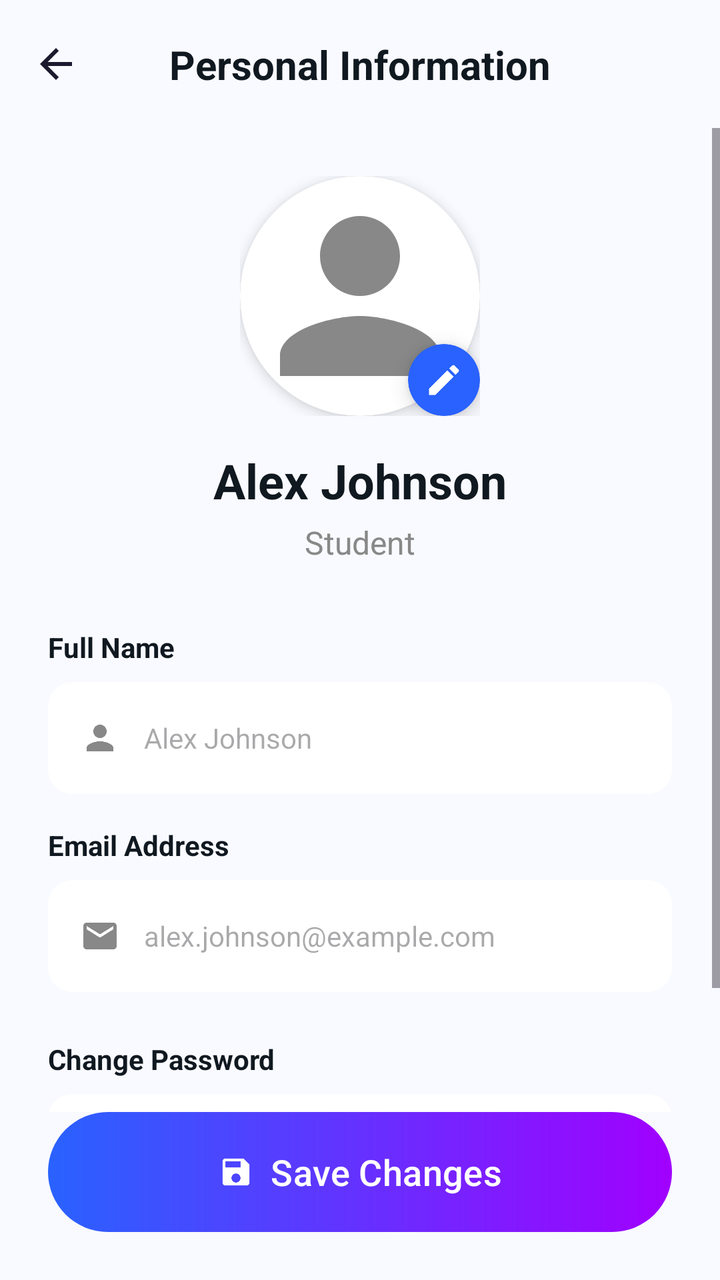
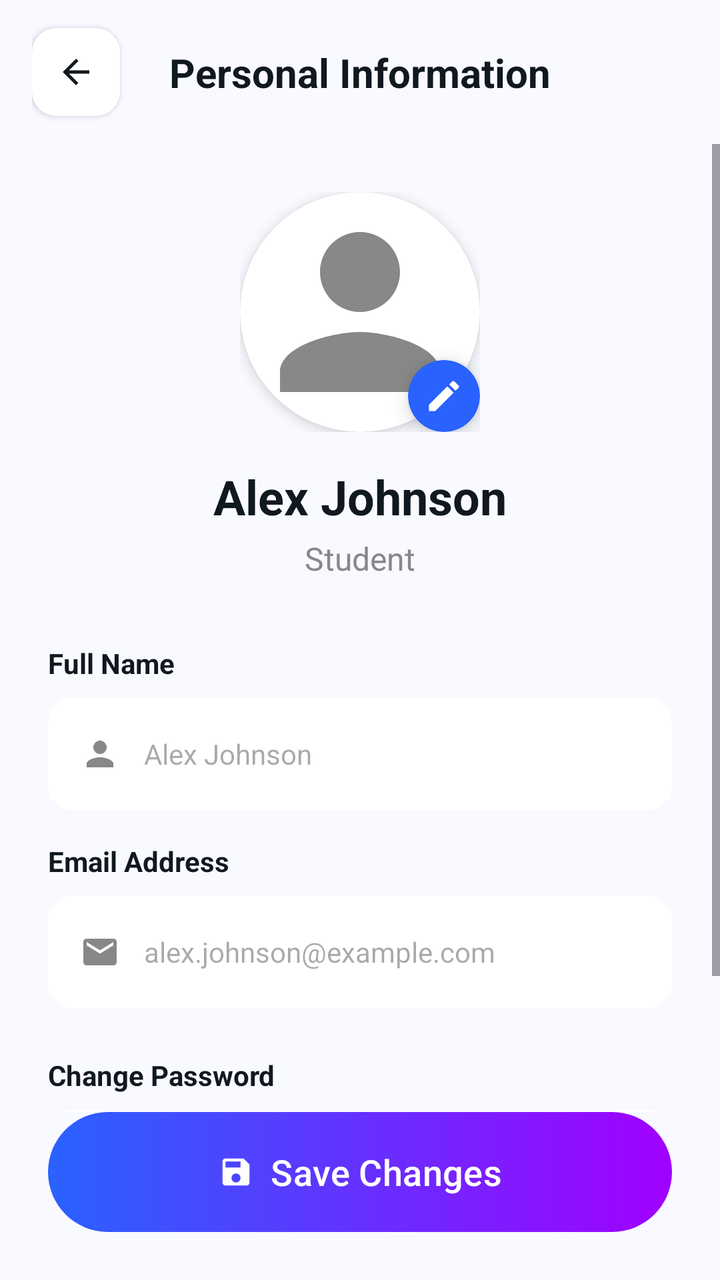

Before-and-after screenshots of an Android layout around one commit, followed by the original layout XML and the change that was made.
<!-- AndroidManifest.xml: application theme Theme.Mirixa -->
<!-- res/layout/activity_personal_information.xml -->
<?xml version="1.0" encoding="utf-8"?>
<androidx.constraintlayout.widget.ConstraintLayout xmlns:android="http://schemas.android.com/apk/res/android"
    xmlns:app="http://schemas.android.com/apk/res-auto"
    xmlns:tools="http://schemas.android.com/tools"
    android:layout_width="match_parent"
    android:layout_height="match_parent"
    android:background="@color/bg_light">

    
    <androidx.constraintlayout.widget.ConstraintLayout
        android:id="@+id/top_bar"
        android:layout_width="match_parent"
        android:layout_height="64dp"
        android:paddingHorizontal="16dp"
        app:layout_constraintTop_toTopOf="parent">

        <ImageView
            android:id="@+id/btn_back"
            android:layout_width="24dp"
            android:layout_height="24dp"
            android:src="@drawable/ic_back"
            app:layout_constraintBottom_toBottomOf="parent"
            app:layout_constraintStart_toStartOf="parent"
            app:layout_constraintTop_toTopOf="parent" />

        <TextView
            android:layout_width="wrap_content"
            android:layout_height="wrap_content"
            android:text="Personal Information"
            android:textColor="@color/text_dark"
            android:textSize="20sp"
            android:textStyle="bold"
            app:layout_constraintBottom_toBottomOf="parent"
            app:layout_constraintEnd_toEndOf="parent"
            app:layout_constraintStart_toStartOf="parent"
            app:layout_constraintTop_toTopOf="parent" />
    </androidx.constraintlayout.widget.ConstraintLayout>

    <ScrollView
        android:layout_width="match_parent"
        android:layout_height="0dp"
        app:layout_constraintBottom_toTopOf="@id/btn_save"
        app:layout_constraintTop_toBottomOf="@id/top_bar">

        <LinearLayout
            android:layout_width="match_parent"
            android:layout_height="wrap_content"
            android:gravity="center_horizontal"
            android:orientation="vertical"
            android:padding="24dp">

            
            <androidx.constraintlayout.widget.ConstraintLayout
                android:layout_width="wrap_content"
                android:layout_height="wrap_content">

                <androidx.cardview.widget.CardView
                    android:id="@+id/cv_profile_pic"
                    android:layout_width="120dp"
                    android:layout_height="120dp"
                    app:cardCornerRadius="60dp"
                    app:cardElevation="4dp"
                    app:layout_constraintBottom_toBottomOf="parent"
                    app:layout_constraintEnd_toEndOf="parent"
                    app:layout_constraintStart_toStartOf="parent"
                    app:layout_constraintTop_toTopOf="parent">

                    <ImageView
                        android:id="@+id/iv_profile"
                        android:layout_width="match_parent"
                        android:layout_height="match_parent"
                        android:scaleType="centerCrop"
                        android:src="@drawable/ic_person" />
                </androidx.cardview.widget.CardView>

                <androidx.cardview.widget.CardView
                    android:layout_width="36dp"
                    android:layout_height="36dp"
                    app:cardBackgroundColor="@color/primary_blue"
                    app:cardCornerRadius="18dp"
                    app:cardElevation="6dp"
                    app:layout_constraintBottom_toBottomOf="@id/cv_profile_pic"
                    app:layout_constraintEnd_toEndOf="@id/cv_profile_pic">

                    <ImageView
                        android:layout_width="match_parent"
                        android:layout_height="match_parent"
                        android:padding="8dp"
                        android:src="@drawable/ic_edit"
                        app:tint="@color/white" />
                </androidx.cardview.widget.CardView>
            </androidx.constraintlayout.widget.ConstraintLayout>

            <TextView
                android:id="@+id/tv_name_display"
                android:layout_width="wrap_content"
                android:layout_height="wrap_content"
                android:layout_marginTop="16dp"
                android:text="Alex Johnson"
                android:textColor="@color/text_dark"
                android:textSize="24sp"
                android:textStyle="bold" />

            <TextView
                android:id="@+id/tv_role"
                android:layout_width="wrap_content"
                android:layout_height="wrap_content"
                android:layout_marginTop="4dp"
                android:text="Student"
                android:textColor="#888888"
                android:textSize="16sp" />

            
            <LinearLayout
                android:layout_width="match_parent"
                android:layout_height="wrap_content"
                android:layout_marginTop="32dp"
                android:orientation="vertical">

                <TextView
                    android:layout_width="wrap_content"
                    android:layout_height="wrap_content"
                    android:text="Full Name"
                    android:textColor="@color/text_dark"
                    android:textStyle="bold" />

                <androidx.cardview.widget.CardView
                    android:layout_width="match_parent"
                    android:layout_height="56dp"
                    android:layout_marginTop="8dp"
                    app:cardBackgroundColor="@color/white"
                    app:cardCornerRadius="12dp"
                    app:cardElevation="0dp">

                    <LinearLayout
                        android:layout_width="match_parent"
                        android:layout_height="match_parent"
                        android:gravity="center_vertical"
                        android:orientation="horizontal"
                        android:paddingHorizontal="16dp">

                        <ImageView
                            android:layout_width="20dp"
                            android:layout_height="20dp"
                            android:src="@drawable/ic_person"
                            app:tint="#888888" />

                        <EditText
                            android:id="@+id/et_full_name"
                            android:layout_width="match_parent"
                            android:layout_height="match_parent"
                            android:layout_marginStart="12dp"
                            android:background="@null"
                            android:hint="Alex Johnson"
                            android:inputType="textPersonName"
                            android:textSize="14sp" />
                    </LinearLayout>
                </androidx.cardview.widget.CardView>

                <TextView
                    android:layout_width="wrap_content"
                    android:layout_height="wrap_content"
                    android:layout_marginTop="16dp"
                    android:text="Email Address"
                    android:textColor="@color/text_dark"
                    android:textStyle="bold" />

                <androidx.cardview.widget.CardView
                    android:layout_width="match_parent"
                    android:layout_height="56dp"
                    android:layout_marginTop="8dp"
                    app:cardBackgroundColor="@color/white"
                    app:cardCornerRadius="12dp"
                    app:cardElevation="0dp">

                    <LinearLayout
                        android:layout_width="match_parent"
                        android:layout_height="match_parent"
                        android:gravity="center_vertical"
                        android:orientation="horizontal"
                        android:paddingHorizontal="16dp">

                        <ImageView
                            android:layout_width="20dp"
                            android:layout_height="20dp"
                            android:src="@drawable/ic_email"
                            app:tint="#888888" />

                        <EditText
                            android:id="@+id/et_email"
                            android:layout_width="match_parent"
                            android:layout_height="match_parent"
                            android:layout_marginStart="12dp"
                            android:background="@null"
                            android:enabled="false"
                            android:hint="alex.johnson@example.com"
                            android:inputType="textEmailAddress"
                            android:textSize="14sp" />
                    </LinearLayout>
                </androidx.cardview.widget.CardView>

                <TextView
                    android:layout_width="wrap_content"
                    android:layout_height="wrap_content"
                    android:layout_marginTop="24dp"
                    android:text="Change Password"
                    android:textColor="@color/text_dark"
                    android:textStyle="bold" />

                <androidx.cardview.widget.CardView
                    android:layout_width="match_parent"
                    android:layout_height="56dp"
                    android:layout_marginTop="8dp"
                    app:cardBackgroundColor="@color/white"
                    app:cardCornerRadius="12dp"
                    app:cardElevation="0dp">

                    <LinearLayout
                        android:layout_width="match_parent"
                        android:layout_height="match_parent"
                        android:gravity="center_vertical"
                        android:orientation="horizontal"
                        android:paddingHorizontal="16dp">

                        <ImageView
                            android:layout_width="20dp"
                            android:layout_height="20dp"
                            android:src="@drawable/ic_lock"
                            app:tint="#888888" />

                        <EditText
                            android:id="@+id/et_new_password"
                            android:layout_width="0dp"
                            android:layout_height="match_parent"
                            android:layout_marginStart="12dp"
                            android:layout_weight="1"
                            android:background="@null"
                            android:hint="Enter new password"
                            android:inputType="textPassword"
                            android:textSize="14sp" />

                        <TextView
                            android:id="@+id/btn_change_pass"
                            android:layout_width="wrap_content"
                            android:layout_height="wrap_content"
                            android:text="Change"
                            android:textColor="@color/primary_blue"
                            android:textStyle="bold" />
                    </LinearLayout>
                </androidx.cardview.widget.CardView>

            </LinearLayout>
        </LinearLayout>
    </ScrollView>

    <com.google.android.material.button.MaterialButton
        android:id="@+id/btn_save"
        android:layout_width="match_parent"
        android:layout_height="60dp"
        android:layout_margin="24dp"
        android:background="@drawable/button_gradient"
        android:text="Save Changes"
        android:textAllCaps="false"
        android:textColor="@color/white"
        android:textSize="18sp"
        app:backgroundTint="@null"
        app:cornerRadius="30dp"
        app:icon="@drawable/ic_save"
        app:iconGravity="textStart"
        app:iconPadding="8dp"
        app:layout_constraintBottom_toBottomOf="parent" />

</androidx.constraintlayout.widget.ConstraintLayout>
<!-- resources referenced by this layout -->
<resources>
  <color name="bg_light">#F9FAFF</color>
  <color name="primary_blue">#2962FF</color>
  <color name="text_dark">#101820</color>
  <color name="white">#FFFFFFFF</color>
  <!-- drawable button_gradient (drawable) -->
  <?xml version="1.0" encoding="utf-8"?>
  <shape xmlns:android="http://schemas.android.com/apk/res/android"
      android:shape="rectangle">
      <gradient
          android:angle="0"
          android:endColor="@color/button_gradient_end"
          android:startColor="@color/button_gradient_start"
          android:type="linear" />
      <corners android:radius="30dp" />
  </shape>
  <!-- drawable ic_back (drawable) -->
  <vector xmlns:android="http://schemas.android.com/apk/res/android"
      android:width="24dp"
      android:height="24dp"
      android:viewportWidth="24"
      android:viewportHeight="24">
    <path
        android:fillColor="#1A1A2E"
        android:pathData="M20,11H7.83l5.59,-5.59L12,4l-8,8 8,8 1.41,-1.41L7.83,13H20v-2z"/>
  </vector>
  <!-- drawable ic_edit (drawable) -->
  <vector xmlns:android="http://schemas.android.com/apk/res/android"
      android:width="24dp"
      android:height="24dp"
      android:viewportWidth="24"
      android:viewportHeight="24">
    <path
        android:fillColor="#1A1A2E"
        android:pathData="M3,17.25V21h3.75L17.81,9.94l-3.75,-3.75L3,17.25zM20.71,7.04c0.39,-0.39 0.39,-1.02 0,-1.41l-2.34,-2.34c-0.39,-0.39 -1.02,-0.39 -1.41,0l-1.83,1.83 3.75,3.75 1.83,-1.83z"/>
  </vector>
  <!-- drawable ic_email (drawable) -->
  <vector xmlns:android="http://schemas.android.com/apk/res/android"
      android:width="24dp"
      android:height="24dp"
      android:viewportWidth="24"
      android:viewportHeight="24">
    <path
        android:fillColor="#888888"
        android:pathData="M20,4L4,4c-1.1,0 -2,0.9 -2,2v12c0,1.1 0.9,2 2,2h16c1.1,0 2,-0.9 2,-2L22,6c0,-1.1 -0.9,-2 -2,-2zM20,8l-8,5 -8,-5L4,6l8,5 8,-5v2z"/>
  </vector>
  <!-- drawable ic_lock (drawable) -->
  <vector xmlns:android="http://schemas.android.com/apk/res/android"
      android:width="24dp"
      android:height="24dp"
      android:viewportWidth="24"
      android:viewportHeight="24">
    <path
        android:fillColor="#888888"
        android:pathData="M18,8h-1L17,6c0,-2.76 -2.24,-5 -5,-5S7,3.24 7,6v2L6,8c-1.1,0 -2,0.9 -2,2v10c0,1.1 0.9,2 2,2h12c1.1,0 2,-0.9 2,-2L20,10c0,-1.1 -0.9,-2 -2,-2zM9,6c0,-1.66 1.34,-3 3,-3s3,1.34 3,3v2L9,8L9,6zM12,17c-1.1,0 -2,-0.9 -2,-2s0.9,-2 2,-2 2,0.9 2,2 -0.9,2 -2,2z"/>
  </vector>
  <!-- drawable ic_person (drawable) -->
  <vector xmlns:android="http://schemas.android.com/apk/res/android"
      android:width="24dp"
      android:height="24dp"
      android:viewportWidth="24"
      android:viewportHeight="24">
    <path
        android:fillColor="#888888"
        android:pathData="M12,12c2.21,0 4,-1.79 4,-4s-1.79,-4 -4,-4 -4,1.79 -4,4 1.79,4 4,4zM12,14c-2.67,0 -8,1.34 -8,4v2h16v-2c0,-2.66 -5.33,-4 -8,-4z"/>
  </vector>
  <!-- drawable ic_save (drawable) -->
  <vector xmlns:android="http://schemas.android.com/apk/res/android"
      android:width="24dp"
      android:height="24dp"
      android:viewportWidth="24"
      android:viewportHeight="24">
    <path
        android:fillColor="#FFFFFF"
        android:pathData="M17,3H5C3.89,3 3,3.9 3,5v14c0,1.1 0.89,2 2,2h14c1.1,0 2,-0.9 2,-2V7l-4,-4zM12,19c-1.66,0 -3,-1.34 -3,-3s1.34,-3 3,-3 3,1.34 3,3 -1.34,3 -3,3zM15,9H5V5h10v4z"/>
  </vector>
  <style name="Theme.Mirixa" parent="Base.Theme.Mirixa" />
  <color name="button_gradient_end">#A100FF</color>
  <color name="button_gradient_start">#2962FF</color>
  <style name="Base.Theme.Mirixa" parent="Theme.Material3.DayNight.NoActionBar">
          
          
      </style>
</resources>

<!-- the commit's change to res/layout/activity_personal_information.xml (unified diff, before → after) -->
@@ -10,18 +10,28 @@
     <androidx.constraintlayout.widget.ConstraintLayout
         android:id="@+id/top_bar"
         android:layout_width="match_parent"
-        android:layout_height="64dp"
+        android:layout_height="72dp"
         android:paddingHorizontal="16dp"
         app:layout_constraintTop_toTopOf="parent">
 
-        <ImageView
+        <com.google.android.material.card.MaterialCardView
             android:id="@+id/btn_back"
-            android:layout_width="24dp"
-            android:layout_height="24dp"
-            android:src="@drawable/ic_back"
+            android:layout_width="44dp"
+            android:layout_height="44dp"
+            app:cardBackgroundColor="@color/white"
+            app:cardCornerRadius="12dp"
+            app:cardElevation="2dp"
+            app:strokeWidth="0dp"
             app:layout_constraintBottom_toBottomOf="parent"
             app:layout_constraintStart_toStartOf="parent"
-            app:layout_constraintTop_toTopOf="parent" />
+            app:layout_constraintTop_toTopOf="parent">
+            <ImageView
+                android:layout_width="match_parent"
+                android:layout_height="match_parent"
+                android:padding="12dp"
+                android:src="@drawable/ic_back"
+                app:tint="@color/text_dark" />
+        </com.google.android.material.card.MaterialCardView>
 
         <TextView
             android:layout_width="wrap_content"
